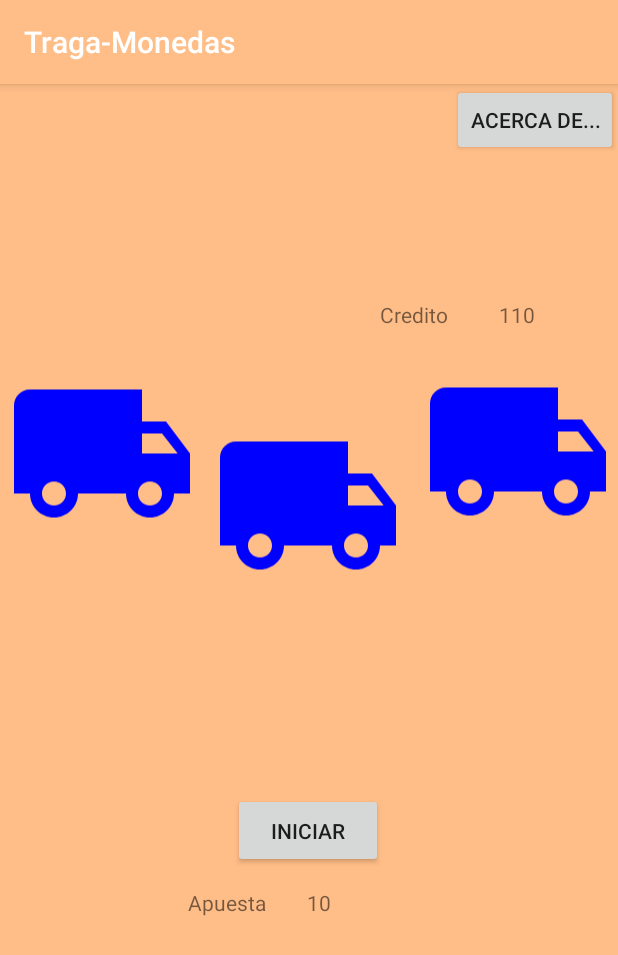
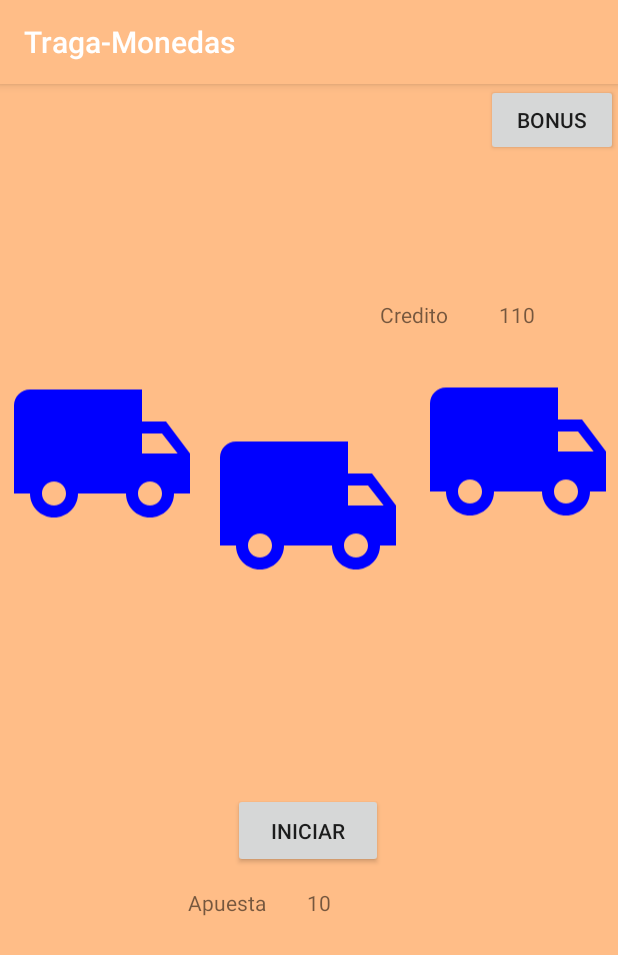
Before and after one commit to Marpol96/Ptoyecto2Parcial_MPLC, an Android app: the screen it shows after launch (MainActivity), after a tap on "INICIAR", on a phone screen of 412 x 824 dp. Shown: the top 955 px of the screen. Run offline under Robolectric (Android 15) with nearby library versions, the phone set to English and light mode, and no system bars.

Commit message:
avance8.1

```diff
--- a/Project/app/src/main/java/com/example/myapplication/MainActivity.kt
+++ b/Project/app/src/main/java/com/example/myapplication/MainActivity.kt
@@ -5,14 +5,17 @@ import android.os.Bundle
 import android.text.Editable
 import android.view.Gravity
 import android.view.View
+import android.widget.Button
 import android.widget.TextView
 import android.widget.Toast
+import androidx.core.view.isVisible
 import androidx.lifecycle.ViewModelProvider
+import com.example.myapplication.R.id.button_Bonus
 import kotlinx.android.synthetic.main.activity_main.*
 import java.util.Random
 
 class MainActivity : AppCompatActivity() {
-
+    var estado:String="Perdio"
     val mRandom=Random()
     var g:Int= 100
     override fun onCreate(savedInstanceState: Bundle?) {
@@ -21,27 +24,40 @@ class MainActivity : AppCompatActivity() {
         slotimagen1()
         slotimagen2()
         slotimagen3()
-
+        button_Bonus.setOnClickListener{Bonus(estado)}
         Button_Play.setOnClickListener {
             ChekcApuesta()
         }
     }
 
     fun ChekcApuesta(){
-        if(text_Credit.text=="0"){
+        if(text_Credit.text =="0"){
             Toast.makeText(this,"No se Puede Empezar Sin Un Credito Disponible",Toast.LENGTH_SHORT).show()
             Toast.makeText(this,"El Juego Se Reiniciara!",Toast.LENGTH_SHORT).show()
+            text_Credit.setText("100")
             g=100
         }else{
             Toast.makeText(this,"Suerte!",Toast.LENGTH_SHORT).show()
             jugarya()
         }
     }
+    fun Bonus(e:String){
+        button_Bonus.setOnClickListener{
+            if (e == "Gano") {
+                Toast.makeText(this, "Ganaste Ahora Puedes Ganar 20 Puntos!", Toast.LENGTH_LONG).show()
+            } else if (e == "Perdio") {
+                Toast.makeText(this, "Opcion Inhabilitada Por El Momento, Disponilble Solo Al Ganar!", Toast.LENGTH_LONG).show()
+            }
+        }
+    }
     fun Ganar(){
+        estado="Gano"
+        Bonus(estado)
         g=g+10
         text_Credit.text=g.toString()
     }
     fun Perder(){
+        estado="Perdio"
         g=g-10
         text_Credit.text=g.toString()
     }
@@ -197,6 +213,8 @@ class MainActivity : AppCompatActivity() {
             Perder()
             Toast.makeText(this,"Perdiste!",Toast.LENGTH_SHORT).show()
         }else{
+            estado="Perdio"
+            Bonus(estado)
             Toast.makeText(this,"No Existe Combinacion!",Toast.LENGTH_SHORT).show()
         }
     }
--- a/Project/app/src/main/res/layout/activity_main.xml
+++ b/Project/app/src/main/res/layout/activity_main.xml
@@ -125,12 +125,12 @@
         tools:text="@string/text_Apuesta" />
 
     <Button
-        android:id="@+id/button_Acerca"
+        android:id="@+id/button_Bonus"
         android:layout_width="wrap_content"
         android:layout_height="wrap_content"
-        android:text="@string/Button_Acerca"
+        android:text="@string/Button_Bonus"
         app:layout_constraintEnd_toEndOf="parent"
         app:layout_constraintTop_toTopOf="parent"
-        tools:text="@string/Button_Acerca" />
+        tools:text="@string/Button_Bonus" />
 
 </androidx.constraintlayout.widget.ConstraintLayout>
--- a/Project/app/src/main/res/values/strings.xml
+++ b/Project/app/src/main/res/values/strings.xml
@@ -14,5 +14,5 @@
     <string name="text_Apuesta">10</string>
     <string name="text_Apuestatitulo">Apuesta</string>
 
-    <string name="Button_Acerca">Acerca de...</string>
+    <string name="Button_Bonus">Bonus</string>
 </resources>
```
